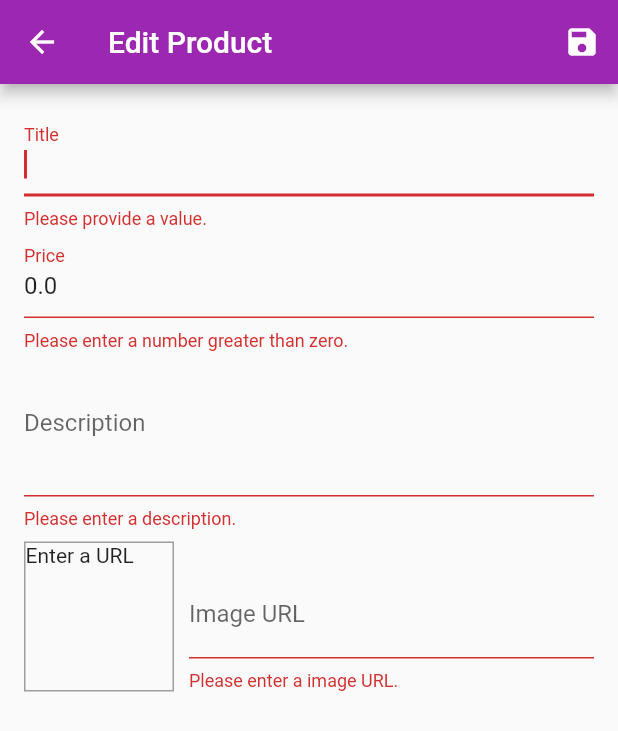
After one commit to datb1910502/b1910502_CT484_02, a Flutter app: the EditProductScreen screen opened by its route, after a tap on the "save" icon, on a phone screen of 412 x 824 dp. The commit adds this screen. Shown: the top 731 px of the screen. Run offline on Flutter 3.47's test engine with Material 2 defaults, Android fonts, the phone set to English and light mode, and no system bars; statements that could not run were skipped.

Commit message:
Xay dung trang hieu chinh san pham

```diff
--- a/lib/main.dart
+++ b/lib/main.dart
@@ -1,6 +1,7 @@
 import 'package:flutter/material.dart';
 import 'package:myshop/ui/cart/cart_manager.dart';
 import 'package:myshop/ui/order/order_manager.dart';
+import 'package:myshop/ui/products/edit_product_screen.dart';
 import 'ui/products/product_detail_screen.dart';
 import 'ui/products/product_manager.dart';
 import 'ui/products/product_overview_screen.dart';
@@ -59,9 +60,103 @@ class MyApp extends StatelessWidget {
             },
           );
         }
+        if (settings.name == EditProductScreen.routeName) {
+            final productId = settings.arguments as String?;
+            return MaterialPageRoute(
+              builder: (ctx) {
+                return EditProductScreen(
+                  productId != null ?
+                  ctx.read<ProductManager>().findById(productId):null,
+                );
+              },
+            );
+          }
         return null;
       },
     ),
     );
   }
+}class MyHomePage extends StatefulWidget {
+  const MyHomePage({Key? key, required this.title}) : super(key: key);
+
+  // This widget is the home page of your application. It is stateful, meaning
+  // that it has a State object (defined below) that contains fields that affect
+  // how it looks.
+
+  // This class is the configuration for the state. It holds the values (in this
+  // case the title) provided by the parent (in this case the App widget) and
+  // used by the build method of the State. Fields in a Widget subclass are
+  // always marked "final".
+
+  final String title;
+
+  @override
+  State<MyHomePage> createState() => _MyHomePageState();
 }
+
+class _MyHomePageState extends State<MyHomePage> {
+  int _counter = 0;
+
+  void _incrementCounter() {
+    setState(() {
+      // This call to setState tells the Flutter framework that something has
+      // changed in this State, which causes it to rerun the build method below
+      // so that the display can reflect the updated values. If we changed
+      // _counter without calling setState(), then the build method would not be
+      // called again, and so nothing would appear to happen.
+      _counter++;
+    });
+  }
+
+  @override
+  Widget build(BuildContext context) {
+    // This method is rerun every time setState is called, for instance as done
+    // by the _incrementCounter method above.
+    //
+    // The Flutter framework has been optimized to make rerunning build methods
+    // fast, so that you can just rebuild anything that needs updating rather
+    // than having to individually change instances of widgets.
+    return Scaffold(
+      appBar: AppBar(
+        // Here we take the value from the MyHomePage object that was created by
+        // the App.build method, and use it to set our appbar title.
+        title: Text(widget.title),
+      ),
+      body: Center(
+        // Center is a layout widget. It takes a single child and positions it
+        // in the middle of the parent.
+        child: Column(
+          // Column is also a layout widget. It takes a list of children and
+          // arranges them vertically. By default, it sizes itself to fit its
+          // children horizontally, and tries to be as tall as its parent.
+          //
+          // Invoke "debug painting" (press "p" in the console, choose the
+          // "Toggle Debug Paint" action from the Flutter Inspector in Android
+          // Studio, or the "Toggle Debug Paint" command in Visual Studio Code)
+          // to see the wireframe for each widget.
+          //
+          // Column has various properties to control how it sizes itself and
+          // how it positions its children. Here we use mainAxisAlignment to
+          // center the children vertically; the main axis here is the vertical
+          // axis because Columns are vertical (the cross axis would be
+          // horizontal).
+          mainAxisAlignment: MainAxisAlignment.center,
+          children: <Widget>[
+            const Text(
+              'You have pushed the button this many times:',
+            ),
+            Text(
+              '$_counter',
+              style: Theme.of(context).textTheme.headline4,
+            ),
+          ],
+        ),
+      ),
+      floatingActionButton: FloatingActionButton(
+        onPressed: _incrementCounter,
+        tooltip: 'Increment',
+        child: const Icon(Icons.add),
+      ), // This trailing comma makes auto-formatting nicer for build methods.
+    );
+  }
+}
--- /dev/null
+++ b/lib/ui/products/edit_product_screen.dart
@@ -0,0 +1,235 @@
+import 'package:flutter/material.dart';
+import 'package:provider/provider.dart';
+import '../../models/product.dart';
+import '../shared/dialog_utils.dart';
+import 'product_manager.dart';
+
+class EditProductScreen extends StatefulWidget {
+  static const routeName = '/edit-product';
+  EditProductScreen(
+    Product? product, {
+    super.key,
+  }) {
+    if (product == null) {
+      this.product = Product(
+        id: null,
+        title: '',
+        price: 0,
+        description: '',
+        imageUrl: '',
+      );
+    } else {
+      this.product = product;
+    }
+  }
+  late final Product product;
+  @override
+  State<EditProductScreen> createState() => _EditProductScreenState();
+}
+
+class _EditProductScreenState extends State<EditProductScreen> {
+  final _imageUrlController = TextEditingController();
+  final _imageUrlFocusNode = FocusNode();
+  final _editForm = GlobalKey<FormState>();
+  late Product _editedProduct;
+  var _isLoading = false;
+  bool _isValidImageUrl(String value) {
+    return (value.startsWith('http') || value.startsWith("https")) &&
+        (value.endsWith('.png') ||
+            value.endsWith('.jpg') ||
+            value.endsWith('.jpeg'));
+  }
+
+  @override
+  void initState() {
+    _imageUrlFocusNode.addListener(() {
+      if (!_imageUrlFocusNode.hasFocus) {
+        if (!_isValidImageUrl(_imageUrlController.text)) {
+          return;
+        }
+        setState(() {});
+      }
+    });
+    _editedProduct = widget.product;
+    _imageUrlController.text = _editedProduct.imageUrl;
+    super.initState();
+  }
+
+  @override
+  void dispose() {
+    _imageUrlController.dispose();
+    _imageUrlFocusNode.dispose();
+    super.dispose();
+  }
+
+  Future<void> _saveForm() async {
+    final isValid = _editForm.currentState!.validate();
+    if(!isValid){
+      return;
+    }
+    _editForm.currentState!.save();
+    setState(() {
+      _isLoading = true;
+    });
+    try{
+      final productsManager = context.read<ProductManager>();
+      if(_editedProduct.id != null){
+        productsManager.updateProduct(_editedProduct);
+      }else{
+        productsManager.addProduct(_editedProduct);
+      }
+    }catch(error){
+      await showErrorDialog(context, 'Something went wrong');
+    }
+    setState(() {
+      _isLoading = false;
+    });
+    if(mounted){
+      Navigator.of(context).pop();
+    }
+  }
+  @override
+  Widget build(BuildContext context) {
+    return Scaffold(
+      appBar: AppBar(
+        title: const Text('Edit Product'),
+        actions: <Widget>[
+          IconButton(
+            icon: const Icon(Icons.save),
+            onPressed: _saveForm,
+          ),
+        ],
+      ),
+      body: _isLoading
+          ? const Center(
+              child: CircularProgressIndicator(),
+            )
+          : Padding(
+              padding: const EdgeInsets.all(16.0),
+              child: Form(
+                key: _editForm,
+                child: ListView(
+                  children: <Widget>[
+                    buildTitleField(),
+                    buildPriceField(),
+                    buildDescriptionField(),
+                    buildProductPreview(),
+                  ],
+                ),
+              ),
+            ),
+    );
+  }
+
+  TextFormField buildTitleField() {
+    return TextFormField(
+      initialValue: _editedProduct.title,
+      decoration: const InputDecoration(labelText: 'Title'),
+      textInputAction: TextInputAction.next,
+      autofocus: true,
+      validator: (value){
+        if(value!.isEmpty){
+          return 'Please provide a value.';
+        }
+        return null;
+      },
+      onSaved: (value){
+        _editedProduct = _editedProduct.copyWith(title: value);
+      },
+    );
+  }
+  TextFormField buildPriceField(){
+    return TextFormField(
+      initialValue: _editedProduct.price.toString(),
+      decoration: const InputDecoration(labelText: 'Price'),
+      textInputAction: TextInputAction.next,
+      keyboardType: TextInputType.number,
+      validator: (value){
+        if(value!.isEmpty){
+          return 'Please enter a price.';
+        }
+        if(double.tryParse(value) == null){
+          return 'Please enter a valid number.';
+        }
+        if(double.parse(value) <= 0){
+          return 'Please enter a number greater than zero.';
+        }
+        return null;
+      },
+      onSaved: (value){
+        _editedProduct = _editedProduct.copyWith(price: double.parse(value!));
+      },
+    );
+  }
+TextFormField buildDescriptionField(){
+    return TextFormField(
+      initialValue: _editedProduct.description,
+      decoration: const InputDecoration(labelText: 'Description'),
+      maxLines: 3,
+      keyboardType: TextInputType.multiline,
+      validator: (value){
+        if(value!.isEmpty){
+          return 'Please enter a description.';
+        }
+        if(value.length < 10){
+          return 'Should be at least 10 characters long.';
+        }
+        return null;
+      },
+      onSaved: (value){
+        _editedProduct = _editedProduct.copyWith(description: value);
+      },
+    );
+  }
+  Widget buildProductPreview(){
+    return Row(
+      crossAxisAlignment: CrossAxisAlignment.end,
+      children: <Widget>[
+        Container(
+          width: 100,
+          height: 100,
+          margin: const EdgeInsets.only(
+            top: 8,
+            right: 10,
+          ),
+          decoration: BoxDecoration(
+            border: Border.all(
+              width: 1,
+              color: Colors.grey,
+            ),
+          ),
+          child: _imageUrlController.text.isEmpty ? const Text('Enter a URL'):FittedBox(
+            child: Image.network(
+              _imageUrlController.text,
+              fit: BoxFit.cover,
+            ),
+          ),
+        ),
+        Expanded(child: buildImageURLField(),
+        ),
+      ],
+    );
+  }
+  TextFormField buildImageURLField(){
+    return TextFormField(
+      decoration: const InputDecoration(labelText: 'Image URL'),
+      keyboardType: TextInputType.url,
+      textInputAction: TextInputAction.done,
+      controller: _imageUrlController,
+      focusNode: _imageUrlFocusNode,
+      onFieldSubmitted: (value)=>_saveForm(),
+      validator: (value){
+        if(value!.isEmpty){
+          return 'Please enter a image URL.';
+        }
+        if(!_isValidImageUrl(value)){
+          return 'Please enter a valid image URL.';
+        }
+        return null;
+      },
+      onSaved: (value){
+        _editedProduct = _editedProduct.copyWith(imageUrl: value);
+      },
+    );
+  }
+}
--- a/lib/ui/products/user_product_list_tile.dart
+++ b/lib/ui/products/user_product_list_tile.dart
@@ -1,5 +1,6 @@
 import 'package:flutter/material.dart';
 import 'package:myshop/ui/products/product_manager.dart';
+import 'package:myshop/ui/screen.dart';
 import '../../models/product.dart';
 import 'package:provider/provider.dart';
 
@@ -51,10 +52,13 @@ class UserProductListTile extends StatelessWidget {
   }
 
   Widget buildEditButton(BuildContext context) {
-    return IconButton(
+   return IconButton(
       icon: const Icon(Icons.edit),
       onPressed: () {
-        print('Go to edit product screen');
+        Navigator.of(context).pushNamed(
+          EditProductScreen.routeName,
+          arguments: product.id,
+        );
       },
       color: Theme.of(context).primaryColor,
     );
--- a/lib/ui/products/user_products_screen.dart
+++ b/lib/ui/products/user_products_screen.dart
@@ -1,4 +1,5 @@
 import 'package:flutter/material.dart';
+import 'package:myshop/ui/screen.dart';
 import 'package:provider/provider.dart';
 import 'user_product_list_tile.dart';
 import 'product_manager.dart';
@@ -16,7 +17,7 @@ class UserProductsScreen extends StatelessWidget {
       appBar: AppBar(
         title: const Text('Your products'),
         actions: <Widget>[
-          buildAddButton(),
+          buildAddButton(context),
         ],
       ),
       drawer: const AppDrawer(),
@@ -47,11 +48,14 @@ class UserProductsScreen extends StatelessWidget {
     });
   }
 
-  Widget buildAddButton() {
+  Widget buildAddButton(BuildContext context) {
     return IconButton(
-        icon: const Icon(Icons.add),
-        onPressed: () {
-          print('Go to edit product screen');
-        });
+      icon: const Icon(Icons.add),
+      onPressed: () {
+        Navigator.of(context).pushNamed(
+          EditProductScreen.routeName,
+        );
+      },
+    );
   }
 }
--- a/lib/ui/screen.dart
+++ b/lib/ui/screen.dart
@@ -2,6 +2,9 @@ export 'products/product_overview_screen.dart';
 export 'products/product_detail_screen.dart';
 export 'products/user_products_screen.dart';
 export 'products/product_manager.dart';
+export 'products/edit_product_screen.dart';
+
+
 
 export 'order/order_manager.dart';
 export 'order/order_screen.dart';
--- a/lib/ui/shared/dialog_utils.dart
+++ b/lib/ui/shared/dialog_utils.dart
@@ -1,25 +1,43 @@
 import 'package:flutter/material.dart';
 
-Future<bool?> showConfirmDialog(BuildContext context, String message) {
+Future<bool?> showConfirmDialog(BuildContext context, String message){
   return showDialog(
     context: context,
-    builder: (ctx) => AlertDialog(
-      title: const Text('Are you sure'),
+    builder: (ctx)=>AlertDialog(
+      title: const Text('Are you sure?'),
       content: Text(message),
       actions: <Widget>[
         TextButton(
           child: const Text('No'),
-          onPressed: () {
+          onPressed: (){
             Navigator.of(ctx).pop(false);
           },
         ),
         TextButton(
           child: const Text('Yes'),
-          onPressed: () {
+          onPressed: (){
             Navigator.of(ctx).pop(true);
           },
         ),
       ],
-    ),
+    )
   );
 }
+
+Future<bool?> showErrorDialog(BuildContext context, String message){
+  return showDialog(
+    context: context,
+    builder: (ctx)=>AlertDialog(
+      title: const Text('An Error Occurred!'),
+      content: Text(message),
+      actions: <Widget>[
+        TextButton(
+          child: const Text('Okay'),
+          onPressed: (){
+            Navigator.of(ctx).pop();
+          },
+        ),
+      ],
+    )
+  );
+}
```
